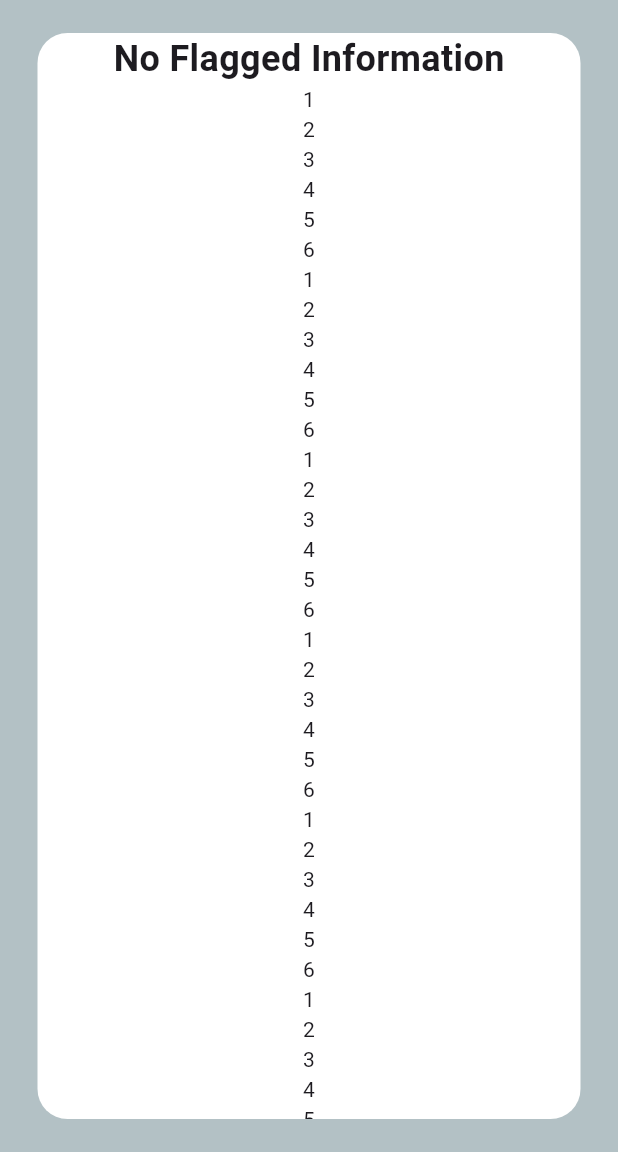
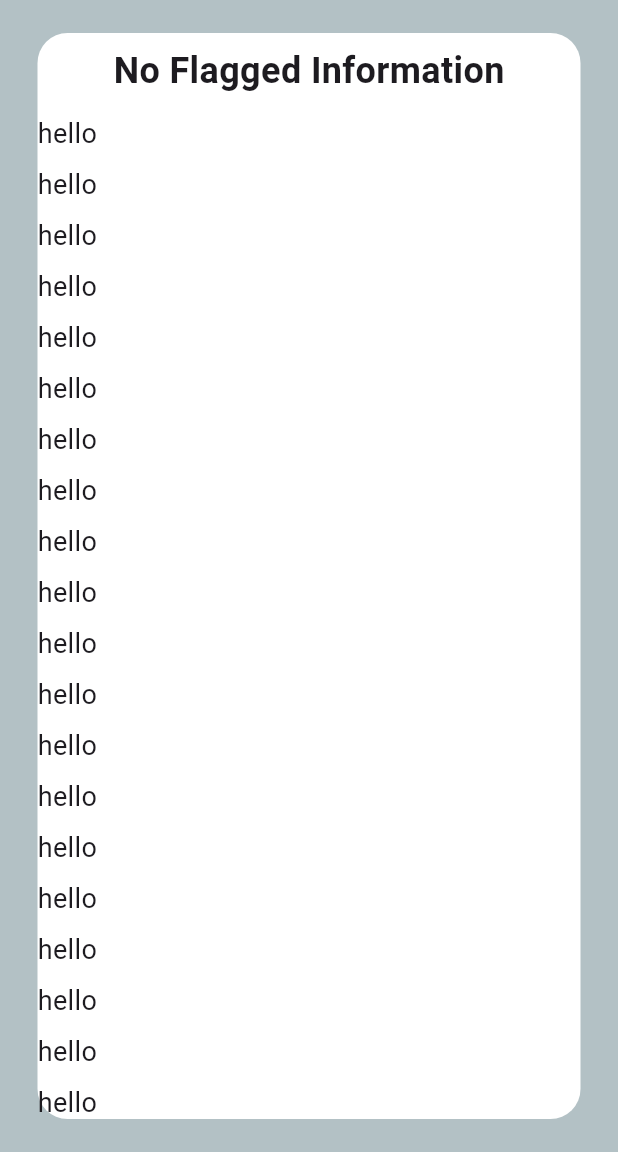
Before and after one commit to davidshxm/misinfo_app, a Flutter app: the NextPage screen opened directly, on a phone screen of 412 x 824 dp, the part 84-1236 px from its top. Run offline on Flutter 3.47's test engine with Material 3 defaults, Android fonts, the phone set to English and light mode, and no system bars.

Commit message:
Update nextPage.dart

```diff
--- a/lib/nextPage.dart
+++ b/lib/nextPage.dart
@@ -5,11 +5,7 @@ class NextPage extends StatelessWidget {
   Widget build(BuildContext context) {
     // Get the screen size
     final size = MediaQuery.of(context).size;
-    List<int> text = [
-      1, 2, 3, 4, 5, 6, 1, 2, 3, 4, 5, 6, 1, 2, 3, 4, 5, 6, 1, 2, 3, 4, 5, 6,
-      1, 2, 3, 4, 5, 6, 1, 2, 3, 4, 5, 6, 1, 2, 3, 4, 5, 6, 1, 2, 3, 4, 5, 6,
-      1, 2, 3, 4, 5, 6, 1, 2, 3, 4, 5, 6, 1, 2, 3, 4, 5, 6, 1, 2, 3, 4, 5, 6
-    ];
+    List<String> text = List<String>.filled(140, "hello");
 
     return Scaffold(
       appBar: AppBar(
@@ -20,7 +16,7 @@ class NextPage extends StatelessWidget {
             height: 100,
             decoration: BoxDecoration(
               image: DecorationImage(
-                image: AssetImage("assets/logo.png"), // Ensure the path is correct
+                image: AssetImage("assets/logo.png"),
                 fit: BoxFit.cover,
               ),
             ),
@@ -50,6 +46,8 @@ class NextPage extends StatelessWidget {
             child: Column(
               children: [
                 Center(
+                  child: Padding(
+                    padding: const EdgeInsets.all(8.0),
                     child: Text(
                       'No Flagged Information',
                       style: TextStyle(
@@ -58,13 +56,19 @@ class NextPage extends StatelessWidget {
                       ),
                     ),
                   ),
+                ),
                 Expanded(
-                  child: SingleChildScrollView(
-                    child: Column(
-                      children: [
-                        for (var i in text) Text(i.toString())
-                      ],
+                  child: ListView.builder(
+                    itemCount: text.length,
+                    itemBuilder: (context, index) {
+                      return Padding(
+                        padding: const EdgeInsets.symmetric(vertical: 4.0),
+                        child: Text(
+                          text[index],
+                          style: TextStyle(fontSize: 18),
                         ),
+                      );
+                    },
                   ),
                 ),
               ],
```
Lines whose indentation alone changed are shown as unchanged.
